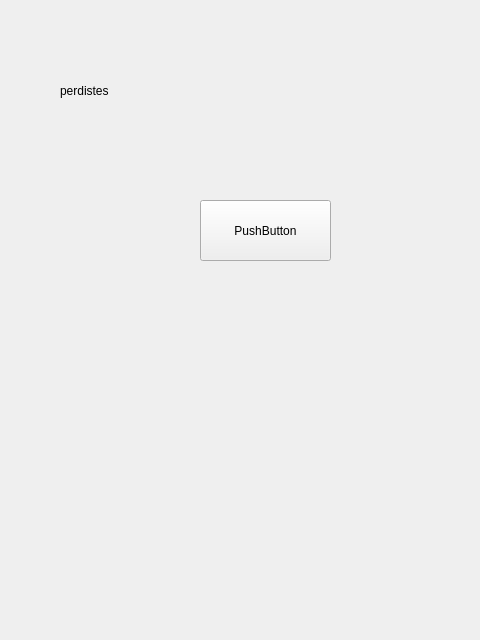
Pablo9925/Proyecto_Final_Info, file Videojuego/fracasado.ui: the form before one commit.
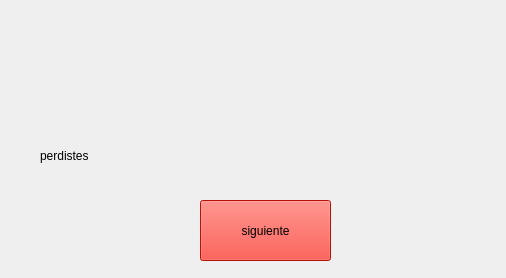
The form after the commit. Icons and pictures are not drawn.

Patch:
```diff
--- a/Videojuego/fracasado.ui
+++ b/Videojuego/fracasado.ui
@@ -6,13 +6,17 @@
    <rect>
     <x>0</x>
     <y>0</y>
-    <width>480</width>
-    <height>640</height>
+    <width>506</width>
+    <height>278</height>
    </rect>
   </property>
   <property name="windowTitle">
    <string>Form</string>
   </property>
+  <property name="styleSheet">
+   <string notr="true">
+background-image: url(:/escena/fondo.jpg);</string>
+  </property>
   <widget class="QPushButton" name="Siguiente">
    <property name="geometry">
     <rect>
@@ -22,17 +26,22 @@
      <height>61</height>
     </rect>
    </property>
+   <property name="styleSheet">
+    <string notr="true">background-color: rgb(255, 26, 10);
+alternate-background-color: rgb(143, 167, 255);
+background-image: url(:/sprites personaje/Dead (5).png);</string>
+   </property>
    <property name="text">
-    <string>PushButton</string>
+    <string>siguiente</string>
    </property>
   </widget>
   <widget class="QLabel" name="label">
    <property name="geometry">
     <rect>
-     <x>60</x>
-     <y>50</y>
+     <x>40</x>
+     <y>130</y>
      <width>81</width>
-     <height>81</height>
+     <height>51</height>
     </rect>
    </property>
    <property name="text">
```
